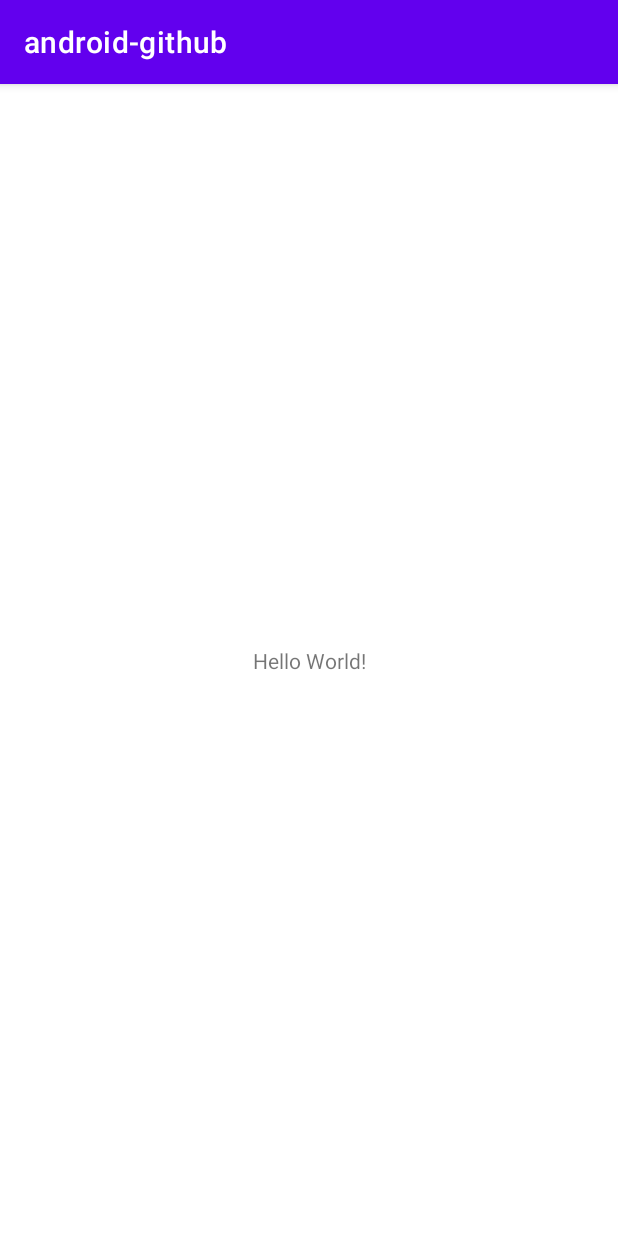
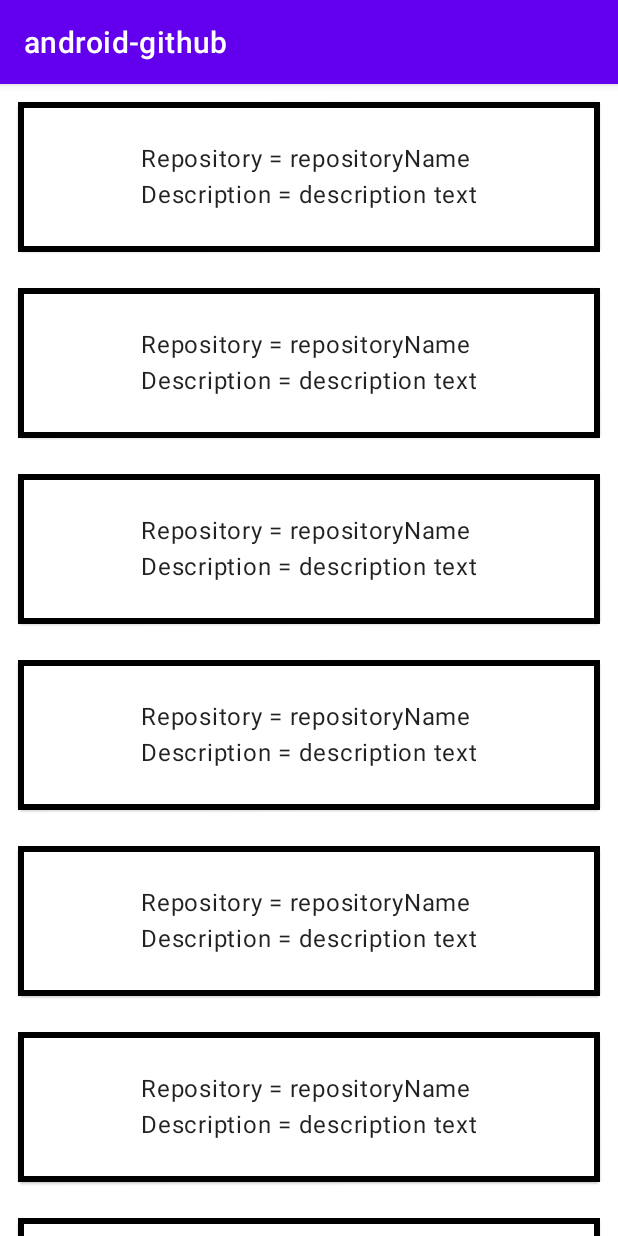
Before and after one commit to next-step/android-github, an Android app built with Jetpack Compose: the screen it shows after launch (MainActivity), on a phone screen of 412 x 824 dp. Run offline under Robolectric (Android 15) with nearby library versions, the phone set to English and light mode, and no system bars; our stand-ins replace Dagger/Hilt's generated code.

Commit message:
feat: GitHubListScreen 추가

```diff
--- a/app/src/main/java/camp/nextstep/edu/github/MainActivity.kt
+++ b/app/src/main/java/camp/nextstep/edu/github/MainActivity.kt
@@ -2,12 +2,50 @@ package camp.nextstep.edu.github
 
 import android.os.Bundle
 import androidx.appcompat.app.AppCompatActivity
+import camp.nextstep.edu.github.ui.GitHubListScreen
+import camp.nextstep.edu.github.ui.base.setThemeContent
 import dagger.hilt.android.AndroidEntryPoint
 
 @AndroidEntryPoint
 class MainActivity : AppCompatActivity() {
     override fun onCreate(savedInstanceState: Bundle?) {
         super.onCreate(savedInstanceState)
-        setContentView(R.layout.activity_main)
+        setThemeContent {
+            GitHubListScreen(
+                listOf(
+                    "repositoryName" to "description text",
+                    "repositoryName" to "description text",
+                    "repositoryName" to "description text",
+                    "repositoryName" to "description text",
+                    "repositoryName" to "description text",
+                    "repositoryName" to "description text",
+                    "repositoryName" to "description text",
+                    "repositoryName" to "description text",
+                    "repositoryName" to "description text",
+                    "repositoryName" to "description text",
+                    "repositoryName" to "description text",
+                    "repositoryName" to "description text",
+                    "repositoryName" to "description text",
+                    "repositoryName" to "description text",
+                    "repositoryName" to "description text",
+                    "repositoryName" to "description text",
+                    "repositoryName" to "description text",
+                    "repositoryName" to "description text",
+                    "repositoryName" to "description text",
+                    "repositoryName" to "description text",
+                    "repositoryName" to "description text",
+                    "repositoryName" to "description text",
+                    "repositoryName" to "description text",
+                    "repositoryName" to "description text",
+                    "repositoryName" to "description text",
+                    "repositoryName" to "description text",
+                    "repositoryName" to "description text",
+                    "repositoryName" to "description text",
+                    "repositoryName" to "description text",
+                    "repositoryName" to "description text",
+                    "repositoryName" to "description text",
+                )
+            )
+        }
     }
 }
--- /dev/null
+++ b/app/src/main/java/camp/nextstep/edu/github/ui/GitHubListScreen.kt
@@ -0,0 +1,39 @@
+package camp.nextstep.edu.github.ui
+
+import androidx.compose.foundation.border
+import androidx.compose.foundation.layout.*
+import androidx.compose.foundation.lazy.LazyColumn
+import androidx.compose.material.Card
+import androidx.compose.material.Text
+import androidx.compose.runtime.Composable
+import androidx.compose.ui.Alignment
+import androidx.compose.ui.Modifier
+import androidx.compose.ui.graphics.Color
+import androidx.compose.ui.unit.dp
+
+@Composable
+fun GitHubListScreen(repositories: List<Pair<String, String>>) {
+    LazyColumn {
+        item {
+            repositories.forEach { GitHubListItem(fullName = it.first, description = it.second) }
+        }
+    }
+}
+
+@Composable
+fun GitHubListItem(fullName: String, description: String) {
+    Card(
+        Modifier
+            .padding(12.dp)
+            .border(width = 4.dp, color = Color.Black)
+            .fillMaxWidth()
+            .height(100.dp)
+    ) {
+        Box(contentAlignment = Alignment.Center) {
+            Column {
+                Text("Repository = $fullName")
+                Text("Description = $description")
+            }
+        }
+    }
+}
--- /dev/null
+++ b/app/src/main/java/camp/nextstep/edu/github/ui/base/Activity.kt
@@ -0,0 +1,18 @@
+package camp.nextstep.edu.github.ui.base
+
+import androidx.activity.ComponentActivity
+import androidx.activity.compose.setContent
+import androidx.compose.foundation.isSystemInDarkTheme
+import androidx.compose.material.MaterialTheme
+import androidx.compose.runtime.Composable
+import camp.nextstep.edu.github.ui.theme.DarkColorPalette
+import camp.nextstep.edu.github.ui.theme.LightColorPalette
+
+fun ComponentActivity.setThemeContent(content: @Composable () -> Unit) = setContent {
+    val colors = when(isSystemInDarkTheme()) {
+        true -> DarkColorPalette
+        false -> LightColorPalette
+    }
+
+    MaterialTheme(colors = colors, content = content)
+}
--- /dev/null
+++ b/app/src/main/java/camp/nextstep/edu/github/ui/theme/Color.kt
@@ -0,0 +1,8 @@
+package camp.nextstep.edu.github.ui.theme
+
+import androidx.compose.ui.graphics.Color
+
+val Purple200 = Color(0xFFBB86FC)
+val Purple500 = Color(0xFF6200EE)
+val Purple700 = Color(0xFF3700B3)
+val Teal200 = Color(0xFF03DAC5)
--- /dev/null
+++ b/app/src/main/java/camp/nextstep/edu/github/ui/theme/Theme.kt
@@ -0,0 +1,16 @@
+package camp.nextstep.edu.github.ui.theme
+
+import androidx.compose.material.darkColors
+import androidx.compose.material.lightColors
+
+val DarkColorPalette = darkColors(
+    primary = Purple200,
+    primaryVariant = Purple700,
+    secondary = Teal200
+)
+
+val LightColorPalette = lightColors(
+    primary = Purple500,
+    primaryVariant = Purple700,
+    secondary = Teal200
+)
```
